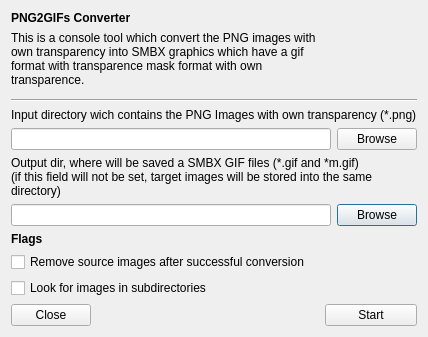
This is Editor/tools/external_tools/png2gifs_gui.ui in WohlSoft/Moondust-Project as Qt 5 draws it before an edit. The edited form follows.
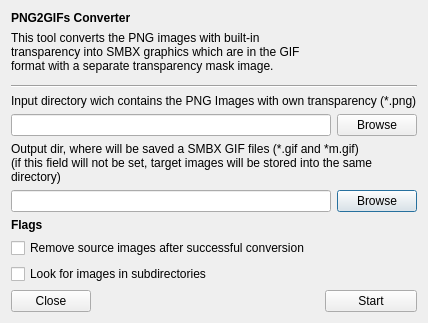
This is the edited form. Icons and pictures are not drawn.

```diff
--- a/Editor/tools/external_tools/png2gifs_gui.ui
+++ b/Editor/tools/external_tools/png2gifs_gui.ui
@@ -50,7 +50,7 @@
    <item row="1" column="0" colspan="3">
     <widget class="QLabel" name="label_3">
      <property name="text">
-      <string comment="About GIFs2PNG tool">This is a console tool which convert the PNG images with own transparency into SMBX graphics which have a gif format with transparence mask format with own transparence.</string>
+      <string comment="About GIFs2PNG tool">This tool converts the PNG images with built-in transparency into SMBX graphics which are in the GIF format with a separate transparency mask image.</string>
      </property>
      <property name="alignment">
       <set>Qt::AlignLeading|Qt::AlignLeft|Qt::AlignTop</set>
```
